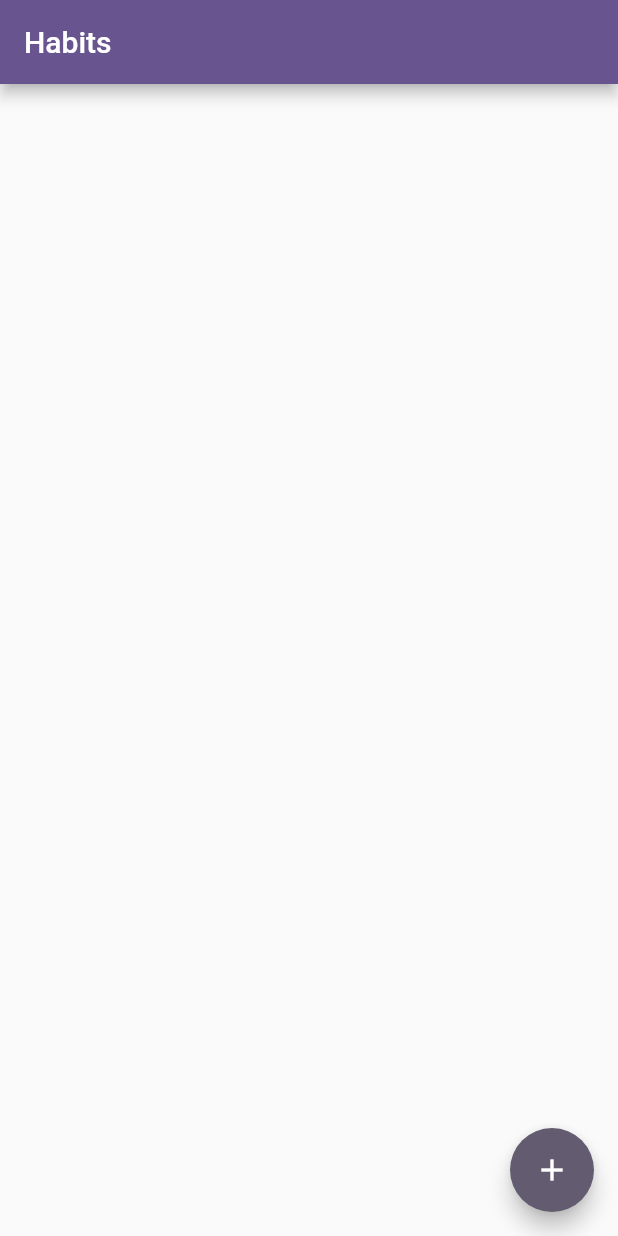
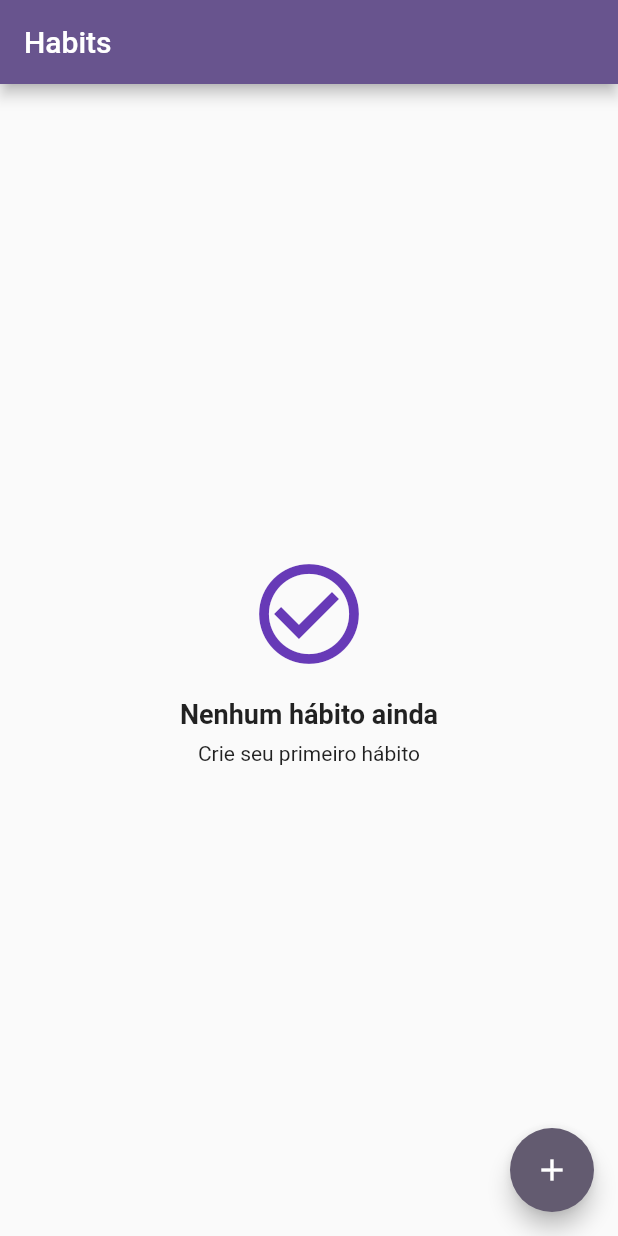
Before and after one commit to LukGaming/curso_clean_arch, a Flutter app: the screen it shows after launch, on a phone screen of 412 x 824 dp. Run offline on Flutter 3.47's test engine with Material 3 defaults, Android fonts, the phone set to English and light mode, and no system bars; our stand-ins replace flutter_bloc, get_it, sqflite; accounts and stored records are empty.

Commit message:
Refatorando Widgets

```diff
--- a/lib/feature/habits/presentation/pages/home_page.dart
+++ b/lib/feature/habits/presentation/pages/home_page.dart
@@ -1,8 +1,11 @@
 import 'package:curso_clean_arch/core/di/injector_container.dart';
 import 'package:curso_clean_arch/feature/habits/presentation/cubit/habits_cubit.dart';
 import 'package:curso_clean_arch/feature/habits/presentation/cubit/habits_state.dart';
+import 'package:curso_clean_arch/feature/habits/presentation/widgets/empty_habit_view_widget.dart';
+import 'package:curso_clean_arch/feature/habits/presentation/widgets/error_habits_view_widget.dart';
 import 'package:curso_clean_arch/feature/habits/presentation/widgets/habits_form_dialog.dart';
 import 'package:curso_clean_arch/feature/habits/presentation/widgets/list_habits_widget.dart';
+import 'package:curso_clean_arch/feature/habits/presentation/widgets/loading_habits_view_widget.dart';
 import 'package:flutter/material.dart';
 import 'package:flutter_bloc/flutter_bloc.dart';
 
@@ -28,19 +31,23 @@ class _HomePageState extends State<HomePage> {
     return Scaffold(
       appBar: AppBar(title: Text("Habits")),
       body: BlocBuilder<HabitsCubit, HabitsState>(
+        bloc: habitsCubit,
         builder: (context, state) {
           if (state is HabitsLoading) {
-            return Center(child: CircularProgressIndicator());
+            return LoadingHabitsViewWidget();
           }
           if (state is HabitsLoaded) {
+            if(state.habits.isEmpty){
+              return EmptyHabitViewWidget();
+            }
             return ListHabitsWidget(habits: state.habits);
           }
           if (state is HabitsError) {
-            return Center(child: Text(state.error));
+            return ErrorHabitsViewWidget(error: state.error);
           }
           return SizedBox.shrink();
         },
-        bloc: habitsCubit,
+
       ),
       floatingActionButton: FloatingActionButton(
         onPressed: () {
--- /dev/null
+++ b/lib/feature/habits/presentation/widgets/empty_habit_view_widget.dart
@@ -0,0 +1,24 @@
+import 'package:flutter/material.dart';
+
+class EmptyHabitViewWidget extends StatelessWidget {
+  const EmptyHabitViewWidget({super.key});
+
+  @override
+  Widget build(BuildContext context) {
+    return Center(
+      child: Column(
+        mainAxisAlignment: MainAxisAlignment.center,
+        children: [
+          Icon(Icons.check_circle_outline, size: 80, color: Colors.deepPurple),
+          SizedBox(height: 16),
+          Text(
+            "Nenhum hábito ainda",
+            style: TextStyle(fontSize: 18, fontWeight: FontWeight.bold),
+          ),
+          SizedBox(height: 8),
+          Text("Crie seu primeiro hábito"),
+        ],
+      ),
+    );
+  }
+}
```
Also changed, not shown: lib/feature/habits/presentation/widgets/error_habits_view_widget.dart (added, +11 -0 lines), lib/feature/habits/presentation/widgets/loading_habits_view_widget.dart (added, +10 -0 lines).
